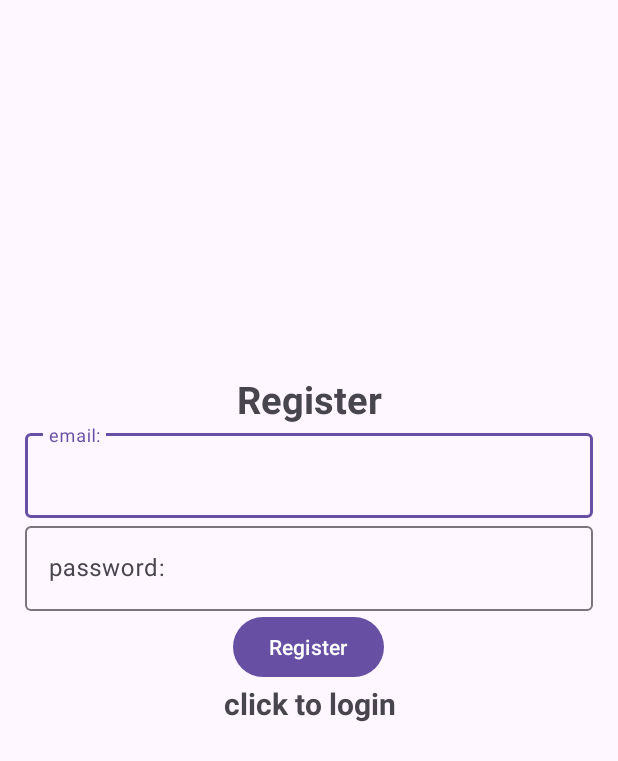
After one commit to MAD2023-Team3/filmspace, an Android app: the Register screen opened directly, with no data from a screen before it, on a phone screen of 412 x 824 dp. The commit adds this screen. Shown: the top 761 px of the screen. Run offline under Robolectric (Android 15) with nearby library versions, the phone set to English and light mode, and no system bars; 4 statements that could not run were skipped.

Commit message:
added login and register page (without firestore added)

```diff
--- a/app/src/main/AndroidManifest.xml
+++ b/app/src/main/AndroidManifest.xml
@@ -13,6 +13,12 @@
         android:theme="@style/Theme.MovieSpaceApp"
         tools:targetApi="31">
         <activity
+            android:name=".Login"
+            android:exported="false" />
+        <activity
+            android:name=".Register"
+            android:exported="false" />
+        <activity
             android:name=".MainActivity"
             android:exported="true">
             <intent-filter>
--- a/app/src/main/java/sg/edu/np/mad/moviespaceapp/Adapters/HomeRecyclerAdapter.java
+++ b/app/src/main/java/sg/edu/np/mad/moviespaceapp/Adapters/HomeRecyclerAdapter.java
@@ -10,11 +10,13 @@ import androidx.annotation.NonNull;
 import androidx.cardview.widget.CardView;
 import androidx.recyclerview.widget.RecyclerView;
 
+import java.util.List;
+
 import sg.edu.np.mad.moviespaceapp.R;
 
 public class HomeRecyclerAdapter extends RecyclerView.Adapter<HomeViewHolder>{
     Context context;
-    List<SearchArrayObject> list;
+    List<HomeViewHolder> list;
     @NonNull
     @Override
     public HomeViewHolder onCreateViewHolder(@NonNull ViewGroup parent, int viewType) {
--- a/app/src/main/java/sg/edu/np/mad/moviespaceapp/MainActivity.java
+++ b/app/src/main/java/sg/edu/np/mad/moviespaceapp/MainActivity.java
@@ -16,9 +16,15 @@ public class MainActivity extends AppCompatActivity {
         super.onCreate(savedInstanceState);
         setContentView(R.layout.activity_main);
 
+        // firestore database
+
 
 
         search_view = findViewById(R.id.search_view);
         recycler_view_home = findViewById(R.id.recycler_view_home);
+        // nav bar and nav drawer
+
+        //
+
     }
 }
--- /dev/null
+++ b/app/src/main/java/sg/edu/np/mad/moviespaceapp/Register.java
@@ -0,0 +1,129 @@
+package sg.edu.np.mad.moviespaceapp;
+
+import androidx.annotation.NonNull;
+import androidx.appcompat.app.AppCompatActivity;
+
+import android.content.Intent;
+import android.os.Bundle;
+import android.text.TextUtils;
+import android.util.Log;
+import android.view.View;
+import android.widget.Button;
+import android.widget.ProgressBar;
+import android.widget.TextView;
+import android.widget.Toast;
+
+import com.google.android.material.textfield.TextInputEditText;
+
+import java.util.HashMap;
+import java.util.Map;
+
+public class Register extends AppCompatActivity {
+    String TAG = "Register Activity";
+    TextInputEditText editTextEmail, editTextpassword;
+    Button btn_register;
+    TextView btn_click_to_login;
+    FirebaseAuth mAuth;
+    FirebaseFirestore firestore;
+    String userID;
+    ProgressBar progressBar;
+    @Override
+    protected void onCreate(Bundle savedInstanceState) {
+        super.onCreate(savedInstanceState);
+        setContentView(R.layout.activity_register);
+
+        editTextEmail =findViewById(R.id.register_email);
+        editTextpassword = findViewById(R.id.register_password);
+        btn_register = findViewById(R.id.btn_register);
+        mAuth = FirebaseAuth.getInstance();
+        progressBar = findViewById(R.id.progressBar_register);
+        btn_click_to_login =findViewById(R.id.click_to_login);
+        firestore = FirebaseFirestore.getInstance();
+
+
+        // directs you to the login activty
+        btn_click_to_login.setOnClickListener(new View.OnClickListener() {
+            @Override
+            public void onClick(View v) {
+                Intent intent = new Intent(getApplicationContext(),Login.class);
+                startActivity(intent);
+            }
+        });
+
+        // register button
+        btn_register.setOnClickListener(new View.OnClickListener(){
+            @Override
+            public void onClick(View view){
+                progressBar.setVisibility(View.VISIBLE);
+                String email,password;
+                email= String.valueOf(editTextEmail.getText());
+                password = String.valueOf(editTextpassword.getText());
+
+                // if the email textbox is empty
+                if(TextUtils.isEmpty(email)){
+                    Toast.makeText(Register.this,"Enter email",Toast.LENGTH_SHORT).show();
+                }
+
+                // if the password textbox is empty
+                if(TextUtils.isEmpty(password)){
+                    Toast.makeText(Register.this,"Enter password",Toast.LENGTH_SHORT).show();
+                }
+
+                // creates the user profile in the firestore database
+                mAuth.createUserWithEmailAndPassword(email, password)
+                        .addOnCompleteListener(new OnCompleteListener<AuthResult>() {
+                            @Override
+                            public void onComplete(@NonNull Task<AuthResult> task) {
+                                progressBar.setVisibility(View.GONE);
+                                if (task.isSuccessful()) {
+                                    // Sign in success, update UI with the signed-in user's information
+                                    Log.d(TAG, "createUserWithEmail:success");
+
+                                    // add user data into realtime firebase database
+                                    userID = mAuth.getCurrentUser().getUid();
+                                    Map<String, Object> user = new HashMap<>();
+                                    user.put("email",email);
+                                    user.put("password",password);
+                                    firestore.collection("users").document(userID).set(user)
+                                            .addOnSuccessListener(new OnSuccessListener<Void>() {
+                                                @Override
+                                                public void onSuccess(Void unused) {
+                                                    Log.d(TAG,"success firestore");
+                                                }
+                                            }).addOnFailureListener(new OnFailureListener() {
+                                                @Override
+                                                public void onFailure(@NonNull Exception e) {
+                                                    Log.d(TAG,"unsucess firestore");
+                                                }
+                                            });
+
+                                    //
+
+                                    Toast.makeText(Register.this, "Authentication success.", Toast.LENGTH_SHORT).show();
+                                    Intent intent = new Intent(getApplicationContext(),Login.class);
+                                    startActivity(intent);
+                                    finish();
+                                } else {
+                                    // If sign in fails, display a message to the user.
+                                    Log.w(TAG, "createUserWithEmail:failure");
+                                    Toast.makeText(Register.this, "Authentication failed.", Toast.LENGTH_SHORT).show();
+
+                                }
+                            }
+                        });
+            }
+        });
+    }
+
+    @Override
+    public void onStart() {
+        super.onStart();
+        // Check if user is signed in (non-null) and update UI accordingly.
+        FirebaseUser currentUser = mAuth.getCurrentUser();
+        if(currentUser != null){
+            Intent intent = new Intent(getApplicationContext(),MainActivity.class);
+            startActivity(intent);
+            finish();
+        }
+    }
+}
--- /dev/null
+++ b/app/src/main/res/layout/activity_register.xml
@@ -0,0 +1,72 @@
+<?xml version="1.0" encoding="utf-8"?>
+<androidx.constraintlayout.widget.ConstraintLayout xmlns:android="http://schemas.android.com/apk/res/android"
+    xmlns:app="http://schemas.android.com/apk/res-auto"
+    xmlns:tools="http://schemas.android.com/tools"
+    android:layout_width="match_parent"
+    android:layout_height="match_parent"
+    tools:context=".Register">
+
+    <LinearLayout
+        android:layout_width="409dp"
+        android:layout_height="729dp"
+        android:layout_marginStart="1dp"
+        android:layout_marginTop="1dp"
+        android:orientation="vertical"
+        android:gravity="center"
+        android:padding="15dp"
+        app:layout_constraintStart_toStartOf="parent"
+        app:layout_constraintTop_toTopOf="parent">
+
+        <TextView
+            android:layout_width="match_parent"
+            android:layout_height="wrap_content"
+            android:text="@string/register_title"
+            android:textStyle="bold"
+            android:textSize="25sp"
+            android:gravity="center"/>
+        <com.google.android.material.textfield.TextInputLayout
+            android:layout_width="match_parent"
+            android:layout_height="wrap_content">
+            <com.google.android.material.textfield.TextInputEditText
+                android:layout_width="match_parent"
+                android:layout_height="wrap_content"
+                android:hint="@string/email_hint"
+                android:id="@+id/register_email"/>
+        </com.google.android.material.textfield.TextInputLayout>
+
+        <com.google.android.material.textfield.TextInputLayout
+            android:layout_width="match_parent"
+            android:layout_height="wrap_content">
+            <com.google.android.material.textfield.TextInputEditText
+                android:layout_width="match_parent"
+                android:layout_height="wrap_content"
+                android:hint="@string/password_hint"
+                android:id="@+id/register_password"/>
+        </com.google.android.material.textfield.TextInputLayout>
+
+        <ProgressBar
+            android:layout_width="wrap_content"
+            android:layout_height="wrap_content"
+            android:id="@+id/progressBar_register"
+            android:visibility="gone"
+            />
+
+        <Button
+            android:id="@+id/btn_register"
+            android:text="@string/register_title"
+            android:layout_width="wrap_content"
+            android:layout_height="wrap_content"
+            />
+
+        <TextView
+            android:layout_width="match_parent"
+            android:layout_height="wrap_content"
+            android:text="@string/click_to_login"
+            android:id="@+id/click_to_login"
+            android:gravity="center"
+            android:textStyle="bold"
+            android:textSize="20sp"
+            />
+    </LinearLayout>
+
+</androidx.constraintlayout.widget.ConstraintLayout>
--- a/app/src/main/res/values/strings.xml
+++ b/app/src/main/res/values/strings.xml
@@ -1,3 +1,14 @@
 <resources>
     <string name="app_name">MovieSpace App</string>
+
+    <!-- activty_register strings -->
+    <string name="register_title">Register</string>
+    <string name="click_to_login">click to login</string>
+    <string name="email_hint">email: </string>
+    <string name="password_hint">password: </string>
+
+    <!-- activity_login strings -->
+    <string name="login_title">Login</string>
+    <string name="email_title">Email:</string>
+    <string name="password_title">Password:</string>
 </resources>
```
Also changed, not shown: app/src/main/java/sg/edu/np/mad/moviespaceapp/Login.java (added, +99 -0 lines), app/src/main/res/layout/activity_login.xml (added, +72 -0 lines), app/src/main/res/layout/home_movies_list.xml (+16 -14 lines).
